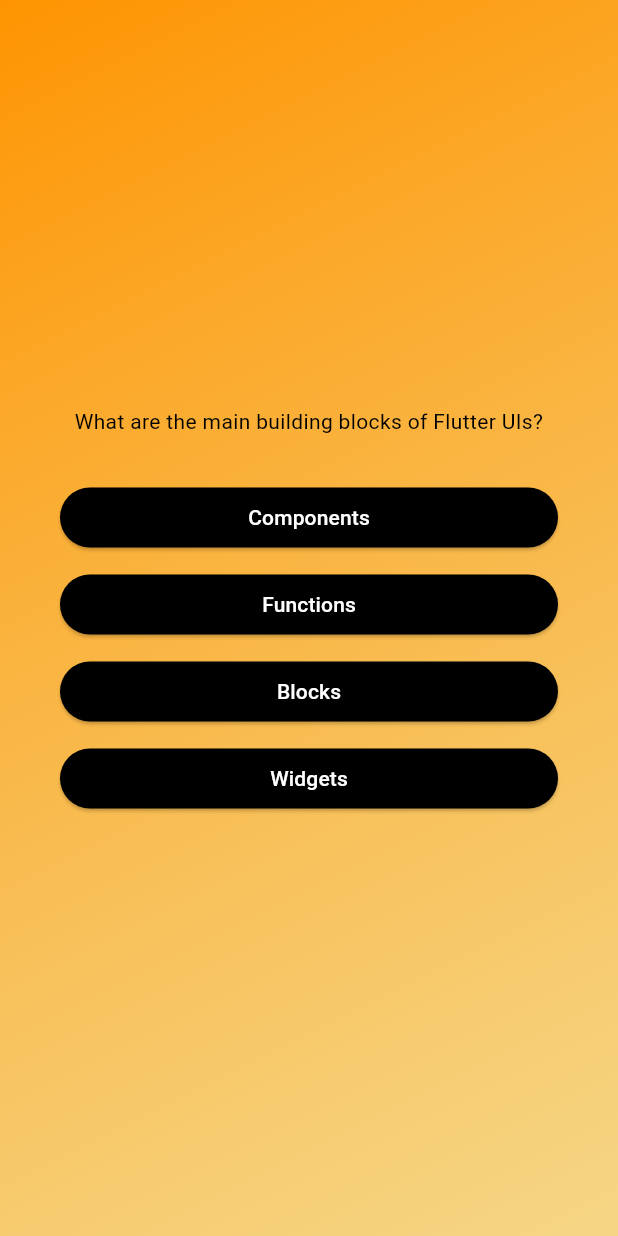
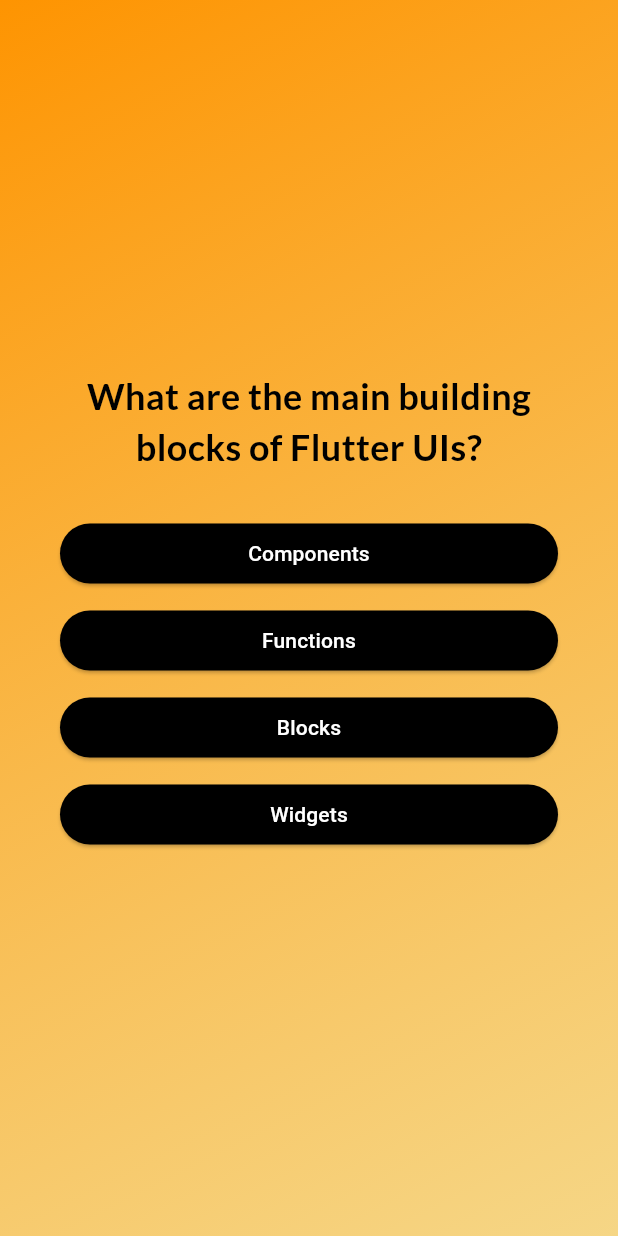
Before and after one commit to kiwihodl/Flutter_adv_basics, a Flutter app: the screen it shows after launch, after a tap on "Start Quiz", on a phone screen of 412 x 824 dp. Run offline on Flutter 3.47's test engine with Material 3 defaults, Android fonts, the phone set to English and light mode, and no system bars; our stand-ins replace google_fonts.

Commit message:
Feature: Add Google Fonts styling and implement question navigation

```diff
--- a/lib/answer_button.dart
+++ b/lib/answer_button.dart
@@ -24,7 +24,10 @@ class AnswerButton extends StatelessWidget {
             borderRadius: BorderRadius.circular(40),
           ),
         ),
-        child: Text(answerText),
+        child: Text(
+          answerText,
+          textAlign: TextAlign.center,
+        ),
       ),
     );
   }
--- a/lib/questions_screen.dart
+++ b/lib/questions_screen.dart
@@ -1,6 +1,7 @@
 import 'package:flutter/material.dart';
 import 'package:adv_basics/answer_button.dart';
 import 'package:adv_basics/data/questions.dart';
+import 'package:google_fonts/google_fonts.dart';
 
 class QuestionsScreen extends StatefulWidget {
   const QuestionsScreen({super.key});
@@ -12,9 +13,17 @@ class QuestionsScreen extends StatefulWidget {
 }
 
 class _QuestionsScreenState extends State<QuestionsScreen> {
+  var currentQuestionIndex = 0;
+
+  void answerQuestion() {
+    setState(() {
+      currentQuestionIndex++;
+    });
+  }
+
   @override
   Widget build(BuildContext context) {
-    final currentQuestion = questions[0];
+    final currentQuestion = questions[currentQuestionIndex];
 
     return SizedBox(
       width: double.infinity,
@@ -26,12 +35,21 @@ class _QuestionsScreenState extends State<QuestionsScreen> {
           children: [
             Text(
               currentQuestion.text,
-              style: const TextStyle(color: Colors.black),
+              style: GoogleFonts.lato(
+                color: const Color.fromARGB(255, 0, 0, 0),
+                fontSize: 24,
+                fontWeight: FontWeight.bold,
+              ),
               textAlign: TextAlign.center,
             ),
             const SizedBox(height: 30),
             ...currentQuestion.getShuffledAnswers.map(
-              (answer) => AnswerButton(answerText: answer, onTap: () {}),
+              (answer) => AnswerButton(
+                answerText: answer,
+                onTap: () {
+                  answerQuestion();
+                },
+              ),
             ),
           ],
         ),
--- a/lib/start_screen.dart
+++ b/lib/start_screen.dart
@@ -1,6 +1,5 @@
 import 'package:flutter/material.dart';
-
-import 'package:adv_basics/quiz.dart';
+import 'package:google_fonts/google_fonts.dart';
 
 class StartScreen extends StatelessWidget {
   const StartScreen({required this.startQuiz, super.key});
@@ -21,7 +20,11 @@ class StartScreen extends StatelessWidget {
           SizedBox(height: 80),
           Text(
             'Learn Flutter the fun way!',
-            style: TextStyle(color: Colors.black, fontSize: 24),
+            style: GoogleFonts.lato(
+              color: const Color.fromARGB(255, 0, 0, 0),
+              fontSize: 24,
+              fontWeight: FontWeight.bold,
+            ),
           ),
           SizedBox(height: 30),
           OutlinedButton.icon(
--- a/pubspec.yaml
+++ b/pubspec.yaml
@@ -34,6 +34,7 @@ dependencies:
   # The following adds the Cupertino Icons font to your application.
   # Use with the CupertinoIcons class for iOS style icons.
   cupertino_icons: ^1.0.8
+  google_fonts: ^6.2.1
 
 dev_dependencies:
   flutter_test:
```
Also changed, not shown: pubspec.lock, 7 other files.
